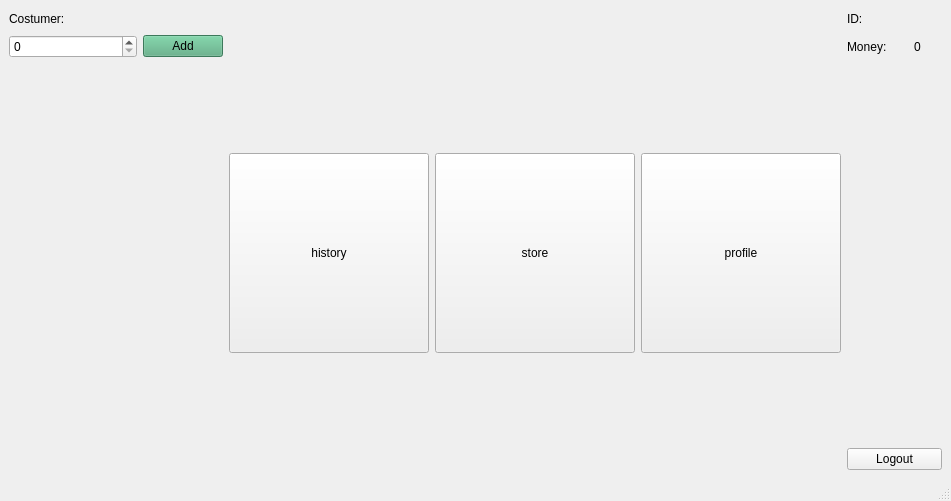
The window that Stor/costumerpage.ui (AP-projects-4001/IUT-s-crackpots) describes before a commit, drawn with Qt 5.
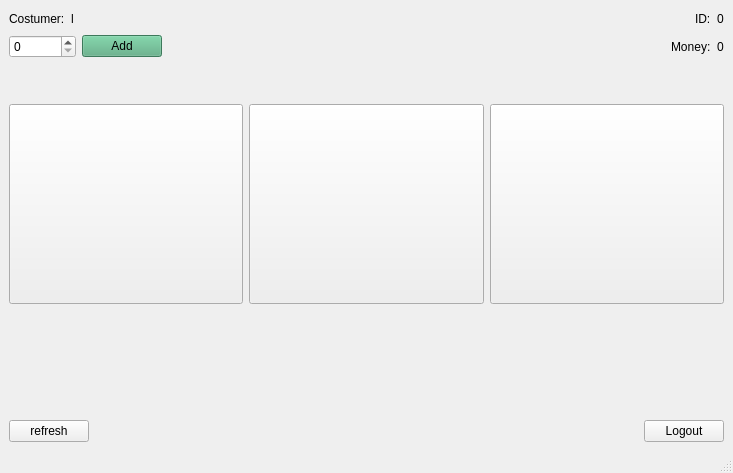
The same window after the commit.

Patch:
```diff
--- a/Stor/costumerpage.ui
+++ b/Stor/costumerpage.ui
@@ -6,25 +6,104 @@
    <rect>
     <x>0</x>
     <y>0</y>
-    <width>951</width>
-    <height>501</height>
+    <width>733</width>
+    <height>473</height>
    </rect>
   </property>
   <property name="windowTitle">
    <string>MainWindow</string>
   </property>
+  <property name="styleSheet">
+   <string notr="true"/>
+  </property>
   <widget class="QWidget" name="centralwidget">
+   <layout class="QGridLayout" name="gridLayout_3">
+    <item row="0" column="0">
    <layout class="QGridLayout" name="gridLayout_2">
     <item row="0" column="0">
      <layout class="QGridLayout" name="gridLayout">
-      <item row="0" column="0" colspan="2">
+        <item row="0" column="0">
+         <layout class="QHBoxLayout" name="horizontalLayout_5">
+          <item>
+           <layout class="QHBoxLayout" name="horizontalLayout_3">
+            <item>
        <widget class="QLabel" name="label">
         <property name="text">
          <string>Costumer:</string>
         </property>
        </widget>
       </item>
-      <item row="3" column="8">
+            <item>
+             <widget class="QLabel" name="usernameLabel">
+              <property name="text">
+               <string>l</string>
+              </property>
+             </widget>
+            </item>
+           </layout>
+          </item>
+          <item>
+           <spacer name="horizontalSpacer_2">
+            <property name="orientation">
+             <enum>Qt::Horizontal</enum>
+            </property>
+            <property name="sizeHint" stdset="0">
+             <size>
+              <width>40</width>
+              <height>20</height>
+             </size>
+            </property>
+           </spacer>
+          </item>
+          <item>
+           <layout class="QHBoxLayout" name="horizontalLayout_4">
+            <item>
+             <widget class="QLabel" name="label_3">
+              <property name="text">
+               <string>ID:</string>
+              </property>
+             </widget>
+            </item>
+            <item>
+             <widget class="QLabel" name="idLabel">
+              <property name="text">
+               <string>0</string>
+              </property>
+             </widget>
+            </item>
+           </layout>
+          </item>
+         </layout>
+        </item>
+        <item row="3" column="0">
+         <layout class="QHBoxLayout" name="horizontalLayout_7">
+          <item>
+           <widget class="QPushButton" name="historyBtn">
+            <property name="minimumSize">
+             <size>
+              <width>200</width>
+              <height>200</height>
+             </size>
+            </property>
+            <property name="text">
+             <string/>
+            </property>
+           </widget>
+          </item>
+          <item>
+           <widget class="QPushButton" name="storeBtn">
+            <property name="minimumSize">
+             <size>
+              <width>200</width>
+              <height>200</height>
+             </size>
+            </property>
+            <property name="text">
+             <string/>
+            </property>
+           </widget>
+          </item>
+          <item>
        <widget class="QPushButton" name="profileBtn">
         <property name="minimumSize">
          <size>
@@ -33,106 +112,126 @@
          </size>
         </property>
         <property name="text">
-         <string>profile</string>
+             <string/>
         </property>
         <property name="flat">
          <bool>false</bool>
         </property>
        </widget>
       </item>
-      <item row="3" column="7">
-       <widget class="QPushButton" name="storeBtn">
-        <property name="minimumSize">
-         <size>
-          <width>200</width>
-          <height>200</height>
-         </size>
-        </property>
-        <property name="text">
-         <string>store</string>
-        </property>
-       </widget>
-      </item>
-      <item row="1" column="9" colspan="2">
-       <widget class="QLabel" name="label_2">
-        <property name="text">
-         <string>Money:</string>
-        </property>
-       </widget>
-      </item>
-      <item row="1" column="4" colspan="2">
-       <widget class="QPushButton" name="addMoney">
-        <property name="styleSheet">
-         <string notr="true">background-color: rgb(85, 170, 127);</string>
-        </property>
-        <property name="text">
-         <string>Add</string>
-        </property>
-       </widget>
-      </item>
-      <item row="4" column="1">
-       <spacer name="verticalSpacer_2">
-        <property name="orientation">
-         <enum>Qt::Vertical</enum>
-        </property>
-        <property name="sizeHint" stdset="0">
-         <size>
-          <width>20</width>
-          <height>40</height>
-         </size>
-        </property>
-       </spacer>
-      </item>
-      <item row="1" column="0" colspan="4">
+         </layout>
+        </item>
+        <item row="1" column="0">
+         <layout class="QHBoxLayout" name="horizontalLayout_6">
+          <item>
+           <layout class="QHBoxLayout" name="horizontalLayout">
+            <item>
        <widget class="QSpinBox" name="spinBoxMoney">
         <property name="maximum">
          <number>1000000000</number>
         </property>
        </widget>
       </item>
-      <item row="1" column="11">
+            <item>
+             <widget class="QPushButton" name="addMoney">
+              <property name="styleSheet">
+               <string notr="true">background-color: rgb(85, 170, 127);</string>
+              </property>
+              <property name="text">
+               <string>Add</string>
+              </property>
+             </widget>
+            </item>
+            <item>
+             <spacer name="horizontalSpacer_3">
+              <property name="orientation">
+               <enum>Qt::Horizontal</enum>
+              </property>
+              <property name="sizeHint" stdset="0">
+               <size>
+                <width>40</width>
+                <height>20</height>
+               </size>
+              </property>
+             </spacer>
+            </item>
+           </layout>
+          </item>
+          <item>
+           <layout class="QHBoxLayout" name="horizontalLayout_2">
+            <item>
+             <widget class="QLabel" name="label_2">
+              <property name="text">
+               <string>Money:</string>
+              </property>
+             </widget>
+            </item>
+            <item>
        <widget class="QLabel" name="moneyLabel">
         <property name="text">
          <string>0</string>
         </property>
        </widget>
       </item>
-      <item row="0" column="2">
-       <widget class="QLabel" name="usernameLabel">
+           </layout>
+          </item>
+         </layout>
+        </item>
+        <item row="2" column="0">
+         <spacer name="verticalSpacer">
+          <property name="orientation">
+           <enum>Qt::Vertical</enum>
+          </property>
+          <property name="sizeHint" stdset="0">
+           <size>
+            <width>20</width>
+            <height>40</height>
+           </size>
+          </property>
+         </spacer>
+        </item>
+       </layout>
+      </item>
+      <item row="2" column="0">
+       <layout class="QHBoxLayout" name="horizontalLayout_8">
+        <item>
+         <widget class="QPushButton" name="pushButton">
+          <property name="text">
+           <string>refresh</string>
+          </property>
+         </widget>
+        </item>
+        <item>
+         <spacer name="horizontalSpacer">
+          <property name="orientation">
+           <enum>Qt::Horizontal</enum>
+          </property>
+          <property name="sizeHint" stdset="0">
+           <size>
+            <width>40</width>
+            <height>20</height>
+           </size>
+          </property>
+         </spacer>
+        </item>
+        <item>
+         <widget class="QLabel" name="label_4">
         <property name="text">
          <string/>
         </property>
        </widget>
       </item>
-      <item row="5" column="9" colspan="3">
+        <item>
        <widget class="QPushButton" name="logoutBtn">
         <property name="text">
          <string>Logout</string>
         </property>
        </widget>
       </item>
-      <item row="0" column="3" colspan="2">
-       <spacer name="horizontalSpacer">
-        <property name="orientation">
-         <enum>Qt::Horizontal</enum>
-        </property>
-        <property name="sizeHint" stdset="0">
-         <size>
-          <width>40</width>
-          <height>20</height>
-         </size>
-        </property>
-       </spacer>
+       </layout>
       </item>
-      <item row="0" column="10">
-       <widget class="QLabel" name="idLabel">
-        <property name="text">
-         <string/>
-        </property>
-       </widget>
-      </item>
-      <item row="2" column="5">
-       <spacer name="verticalSpacer">
+      <item row="1" column="0">
+       <spacer name="verticalSpacer_2">
         <property name="orientation">
          <enum>Qt::Vertical</enum>
         </property>
@@ -144,26 +243,6 @@
         </property>
        </spacer>
       </item>
-      <item row="3" column="6">
-       <widget class="QPushButton" name="historyBtn">
-        <property name="minimumSize">
-         <size>
-          <width>200</width>
-          <height>200</height>
-         </size>
-        </property>
-        <property name="text">
-         <string>history</string>
-        </property>
-       </widget>
-      </item>
-      <item row="0" column="9">
-       <widget class="QLabel" name="label_3">
-        <property name="text">
-         <string>ID:</string>
-        </property>
-       </widget>
-      </item>
      </layout>
     </item>
    </layout>
```
Left out of the diff: 2 changed lines with no effect on the pictures. Lines whose indentation alone changed are shown as unchanged.
